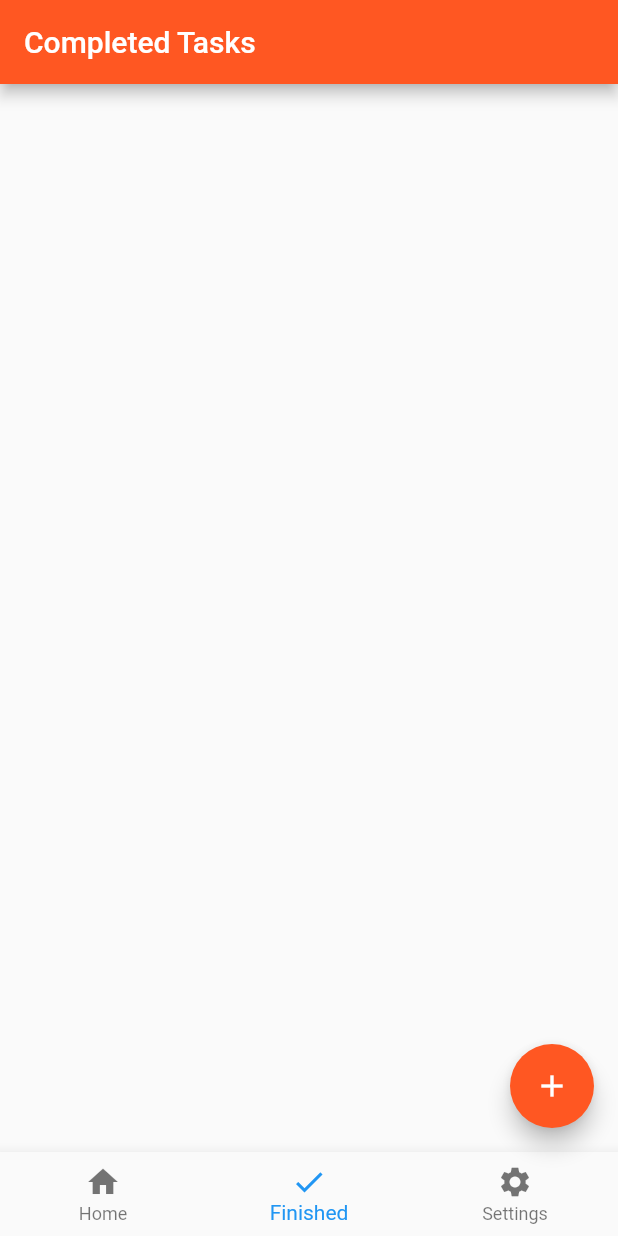
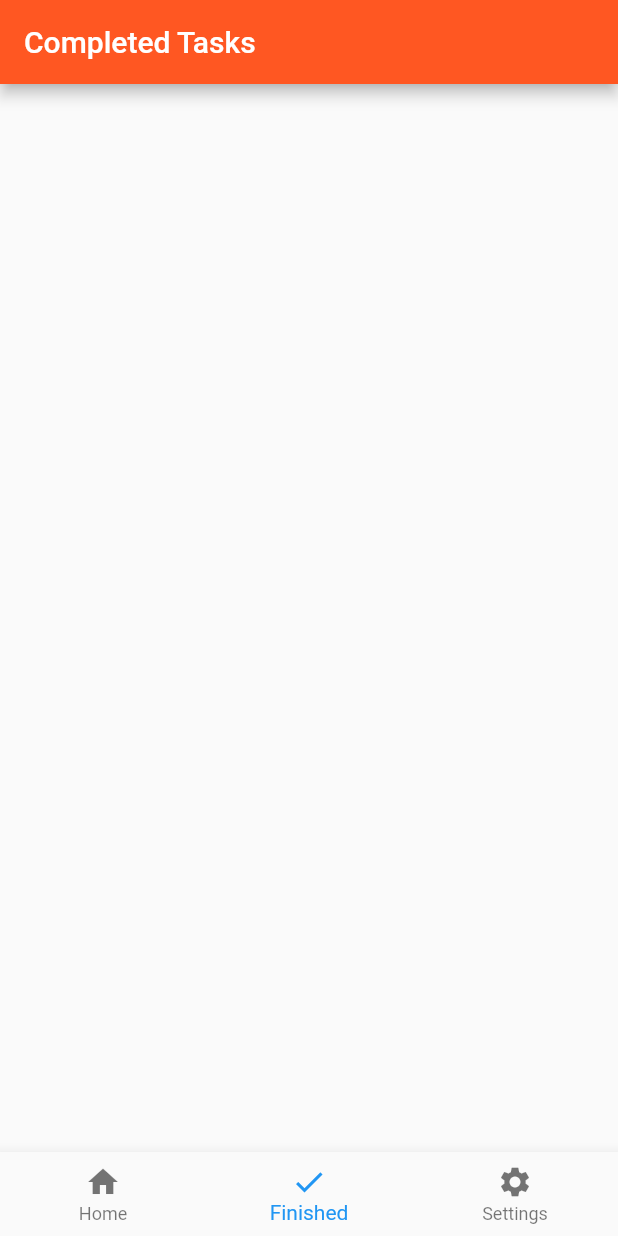
Before and after one commit to JoelGG/todo_list, a Flutter app: the screen it shows after launch, item 2 of the bottom bar chosen, on a phone screen of 412 x 824 dp. Run offline on Flutter 3.47's test engine with Material 2 defaults, Android fonts, the phone set to English and light mode, and no system bars.

Commit message:
Add option dissapears when changing tab

```diff
--- a/lib/main.dart
+++ b/lib/main.dart
@@ -1,4 +1,5 @@
 import 'package:flutter/material.dart';
+import 'package:path_provider/path_provider.dart';
 
 void main() => runApp(MyApp());
 
@@ -25,6 +26,8 @@ class HomeScreenState extends State<HomeScreen> {
 
   @override
   Widget build(BuildContext context) {
+    bool displayFloating = true;
+
     switch (_pageIndex) {
       case 0:
         page = Container(
@@ -61,6 +64,7 @@ class HomeScreenState extends State<HomeScreen> {
             },
           ),
         );
+        displayFloating = false;
         _pageTitle = "Completed Tasks";
         break;
       case 2:
@@ -76,6 +80,7 @@ class HomeScreenState extends State<HomeScreen> {
             ],
           ),
         );
+        displayFloating = false;
         _pageTitle = "Settings";
         break;
       default:
@@ -105,7 +110,7 @@ class HomeScreenState extends State<HomeScreen> {
         currentIndex: _pageIndex,
       ),
 
-      floatingActionButton: FloatingActionButton(
+      floatingActionButton: displayFloating ? FloatingActionButton(
         onPressed: () {
           Navigator.push(context, MaterialPageRoute(builder: (context) {
             return _dataEntry();
@@ -113,7 +118,7 @@ class HomeScreenState extends State<HomeScreen> {
         },
         child: Icon(Icons.add),
         backgroundColor: Colors.deepOrange,
-      ),
+      ) : null,
       body: page,
     );
   }
--- a/pubspec.yaml
+++ b/pubspec.yaml
@@ -19,10 +19,11 @@ environment:
 dependencies:
   flutter:
     sdk: flutter
-
   # The following adds the Cupertino Icons font to your application.
   # Use with the CupertinoIcons class for iOS style icons.
   cupertino_icons: ^0.1.2
+
+  path_provider: ^1.6.7
 
 dev_dependencies:
   flutter_test:
```
Also changed, not shown: pubspec.lock, 3 other files.
